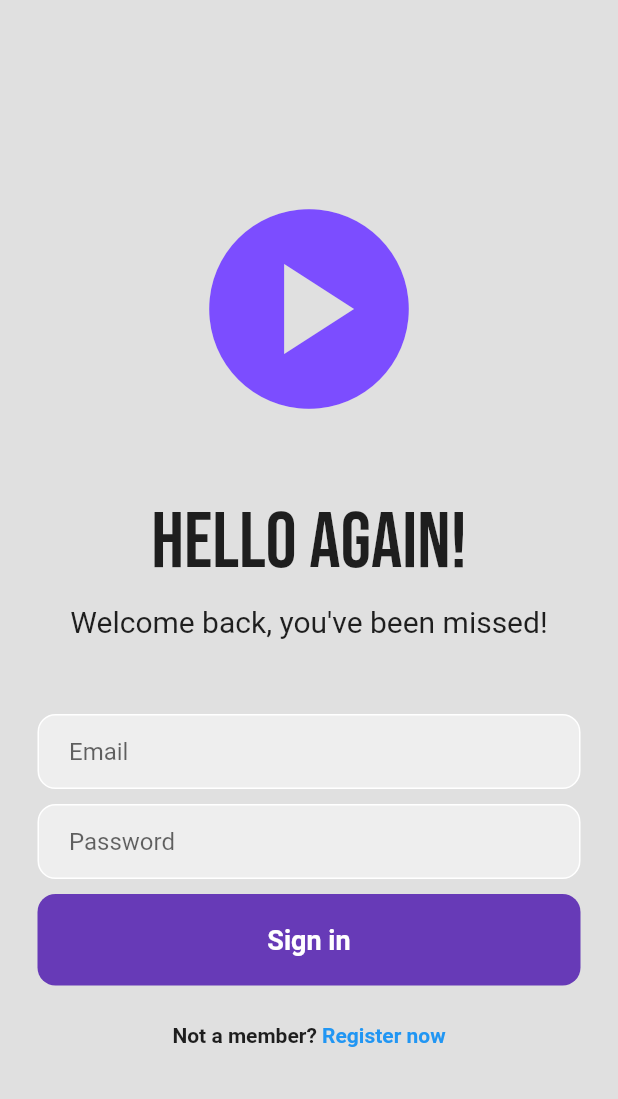
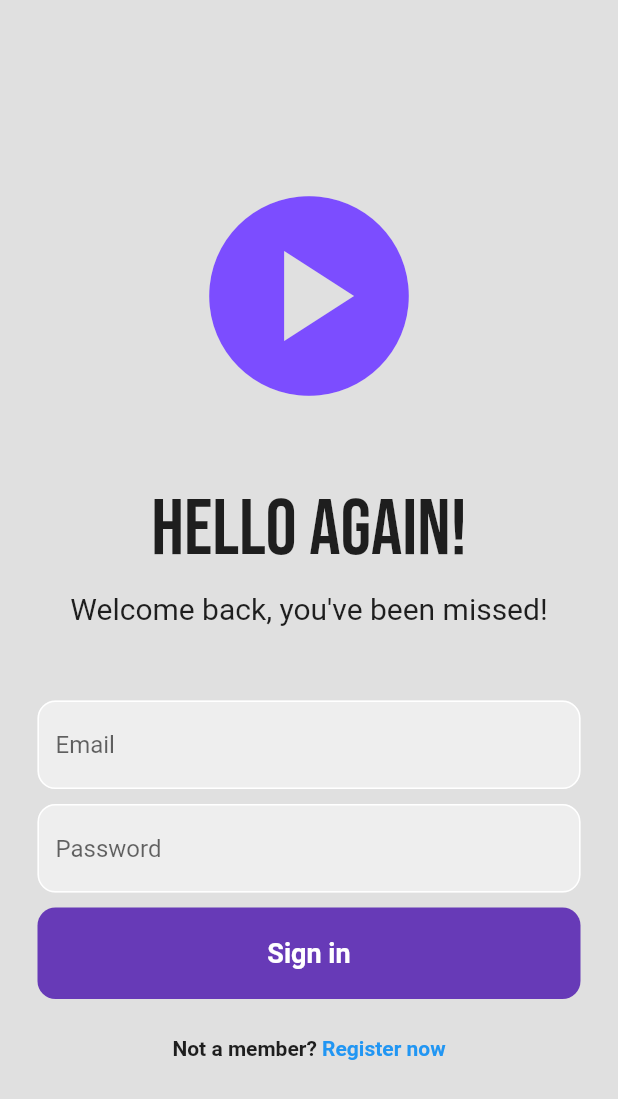
Before and after one commit to KHALMATOV-FARRUKH/login_and_logout_fb, a Flutter app: the screen it shows after launch, on a phone screen of 412 x 824 dp. Shown: the top 1099 px of the screen. Run offline on Flutter 3.47's test engine with Material 2 defaults, Android fonts, the phone set to English and light mode, and no system bars; our stand-ins replace firebase_auth, firebase_core, google_fonts; accounts and stored records are empty.

Commit message:
Created Dart files: home_page.dart main_page.dart
Added dependencies:
cloud_firestore: ^4.0.4
firebase_core: ^2.1.1
firebase_auth: ^4.1.1

```diff
--- /dev/null
+++ b/lib/home_page.dart
@@ -0,0 +1,17 @@
+import 'package:flutter/material.dart';
+
+class HomePage extends StatefulWidget {
+  const HomePage({Key? key}) : super(key: key);
+
+  @override
+  State<HomePage> createState() => _HomePageState();
+}
+
+class _HomePageState extends State<HomePage> {
+  @override
+  Widget build(BuildContext context) {
+    return const Scaffold(
+      body: Text('Signed in'),
+    );
+  }
+}
--- a/lib/login_page.dart
+++ b/lib/login_page.dart
@@ -1,3 +1,4 @@
+import 'package:firebase_auth/firebase_auth.dart';
 import 'package:flutter/material.dart';
 import 'package:google_fonts/google_fonts.dart';
 
@@ -9,12 +10,32 @@ class LoginPage extends StatefulWidget {
 }
 
 class _LoginPageState extends State<LoginPage> {
+
+  // text controllers
+  final _emailController = TextEditingController();
+  final _passwordController = TextEditingController();
+
+  Future singIn() async {
+    await FirebaseAuth.instance.signInWithEmailAndPassword(
+      email: _emailController.text.trim(),
+      password: _passwordController.text.trim(),
+    );
+  }
+
+  @override
+  void dispose() {
+    _emailController.dispose();
+    _passwordController.dispose();
+    super.dispose();
+  }
+
   @override
   Widget build(BuildContext context) {
     return Scaffold(
       backgroundColor: Colors.grey[300],
       body: SafeArea(
         child: Center(
+          child: SingleChildScrollView(
             child: Column(
               mainAxisAlignment: MainAxisAlignment.center,
               children: [
@@ -43,18 +64,20 @@ class _LoginPageState extends State<LoginPage> {
                 // email text-field
                 Padding(
                   padding: const EdgeInsets.symmetric(horizontal: 25.0),
-                child: Container(
-                  decoration: BoxDecoration(
-                    color: Colors.grey[200],
-                    border: Border.all(color: Colors.white),
+                  child: TextField(
+                    controller: _emailController,
+                    decoration: InputDecoration(
+                      enabledBorder: OutlineInputBorder(
+                        borderSide: BorderSide(color: Colors.white),
                         borderRadius: BorderRadius.circular(12),
                       ),
-                  child: Padding(
-                    padding: const EdgeInsets.only(left: 20.0),
-                    child: TextField(
-                      decoration: InputDecoration(
-                          border: InputBorder.none, hintText: 'Email'),
+                      focusedBorder: OutlineInputBorder(
+                        borderSide: BorderSide(color: Colors.deepPurple),
+                        borderRadius: BorderRadius.circular(12),
                       ),
+                      hintText: 'Email',
+                      fillColor: Colors.grey[200],
+                      filled: true,
                     ),
                   ),
                 ),
@@ -63,27 +86,26 @@ class _LoginPageState extends State<LoginPage> {
                 // password text-field
                 Padding(
                   padding: const EdgeInsets.symmetric(horizontal: 25.0),
-                child: Container(
-                  decoration: BoxDecoration(
-                    color: Colors.grey[200],
-                    border: Border.all(color: Colors.white),
+                  child: TextField(
+                    controller: _passwordController,
+                    decoration: InputDecoration(
+                      enabledBorder: OutlineInputBorder(
+                        borderSide: BorderSide(color: Colors.white),
                         borderRadius: BorderRadius.circular(12),
                       ),
-                  child: Padding(
-                    padding: const EdgeInsets.only(left: 20.0),
-                    child: TextField(
-                      obscureText: true,
-                      decoration: InputDecoration(
-                        border: InputBorder.none,
+                      focusedBorder: OutlineInputBorder(
+                        borderSide: BorderSide(color: Colors.deepPurple),
+                        borderRadius: BorderRadius.circular(12),
+                      ),
                       hintText: 'Password',
-                      ),
-                    ),
+                      fillColor: Colors.grey[200],
+                      filled: true,
                     ),
                   ),
                 ),
                 SizedBox(height: 10),
 
-              //sign in button
+                // sign in button
                 Padding(
                   padding: const EdgeInsets.symmetric(horizontal: 25.0),
                   child: Container(
@@ -127,6 +149,7 @@ class _LoginPageState extends State<LoginPage> {
             ),
           ),
         ),
+      ),
     );
   }
 }
--- a/lib/main.dart
+++ b/lib/main.dart
@@ -1,5 +1,6 @@
 import 'package:flutter/material.dart';
-import 'package:login_and_logout_fb/login_page.dart';
+import 'package:login_and_logout_fb/main_page.dart';
+import 'package:firebase_core/firebase_core.dart';
 
 void main() {
   runApp(const MyApp());
@@ -13,12 +14,7 @@ class MyApp extends StatelessWidget {
   Widget build(BuildContext context) {
     return MaterialApp(
       debugShowCheckedModeBanner: false,
-      title: 'Flutter Demo',
-      theme: ThemeData(
-
-        primarySwatch: Colors.blue,
-      ),
-      home: const LoginPage(),
+      home: MainPage(),
     );
   }
 }
--- /dev/null
+++ b/lib/main_page.dart
@@ -0,0 +1,24 @@
+import 'package:firebase_auth/firebase_auth.dart';
+import 'package:flutter/material.dart';
+import 'package:login_and_logout_fb/home_page.dart';
+import 'package:login_and_logout_fb/login_page.dart';
+
+class MainPage extends StatelessWidget {
+  const MainPage({Key? key}) : super(key: key);
+
+  @override
+  Widget build(BuildContext context) {
+    return Scaffold(
+      body: StreamBuilder<User?>(
+        stream: FirebaseAuth.instance.authStateChanges(),
+        builder: (context, snapshot){
+          if (snapshot.hasData){
+            return HomePage();
+          }else {
+            return LoginPage();
+          }
+        },
+      ),
+    );
+  }
+}
--- a/pubspec.yaml
+++ b/pubspec.yaml
@@ -37,6 +37,9 @@ dependencies:
   # Use with the CupertinoIcons class for iOS style icons.
   cupertino_icons: ^1.0.2
   google_fonts:
+  firebase_auth: ^4.1.1
+  firebase_core: ^2.1.1
+  cloud_firestore: ^4.0.4
 
 dev_dependencies:
   flutter_test:
```
Also changed, not shown: pubspec.lock, 2 other files. Lines whose indentation alone changed are shown as unchanged.
